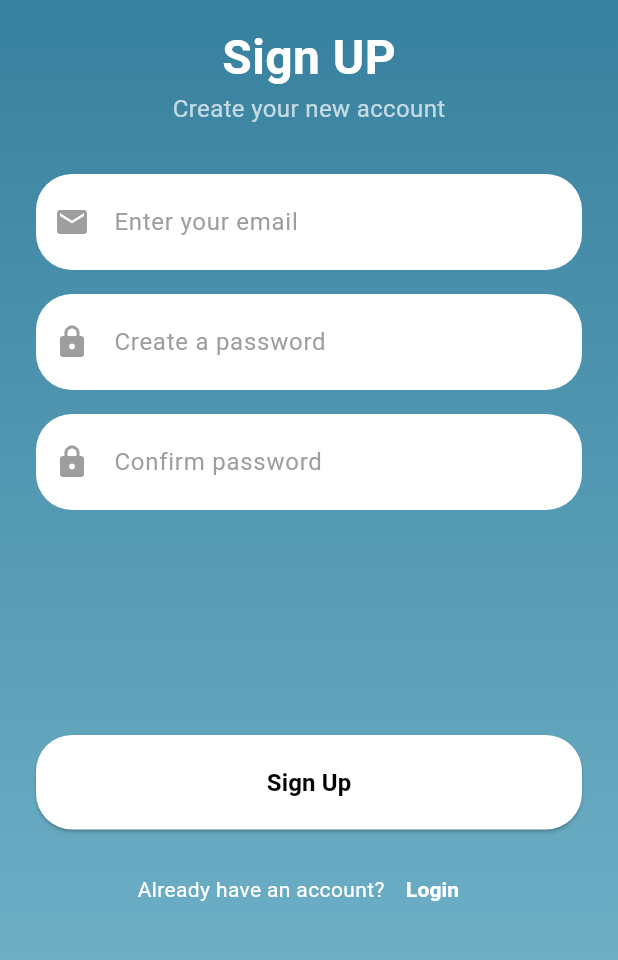
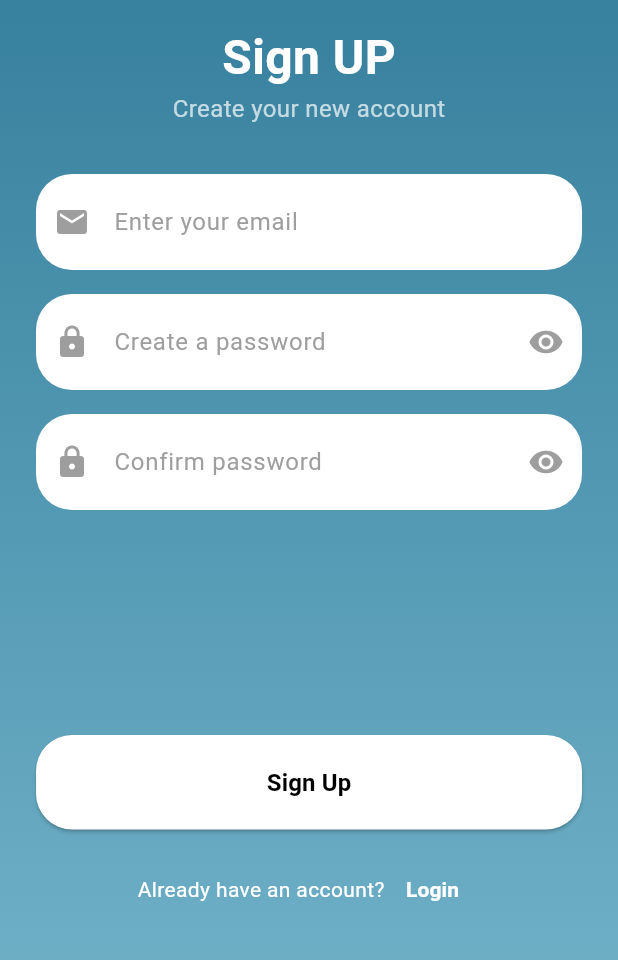
Before and after one commit to putritheresia21/gluco-track, a Flutter app: the RegisterPage screen opened directly, on a phone screen of 412 x 824 dp, the part 204-1164 px from its top. Run offline on Flutter 3.47's test engine with Material 3 defaults, Android fonts, the light colour scheme and no system bars; our stand-ins replace cloud_firestore, firebase_auth, firebase_core, fl_chart, flutter_dotenv, shared_preferences and 1 more; accounts and stored records are empty; project files that could hold a hidden picture were left out.

Commit message:
register revise - reuseable field

```diff
--- a/lib/pages/register_page.dart
+++ b/lib/pages/register_page.dart
@@ -1,4 +1,5 @@
 import 'package:flutter/material.dart';
+import 'package:glucotrack_app/Widget/custom_input_field.dart';
 import 'package:glucotrack_app/pages/home_page.dart';
 import '../services/Auth_service.dart';
 import 'profile_page.dart';
@@ -28,9 +29,9 @@ class RegisterPageState extends State<RegisterPage> {
     final passConfirm = passwordConfirmController.text;
 
     //validasi email dulu, jangan sampe kosong. awas aja sampe kosonggg
-    if (email.isEmpty){
-      ScaffoldMessenger.of(context).showSnackBar(
-          SnackBar(content: Text("Email tidak boleh kosong")));
+    if (email.isEmpty) {
+      ScaffoldMessenger.of(context)
+          .showSnackBar(SnackBar(content: Text("Email tidak boleh kosong")));
       return;
     }
     //validasi konfirmasi pasword
@@ -54,11 +55,10 @@ class RegisterPageState extends State<RegisterPage> {
         final displayName = response.user!.email?.split('@').first ?? 'User';
 
         Navigator.pushReplacement(
-          context,
-          MaterialPageRoute(
-          builder: (context) => HomePage(),
-        )
-        );
+            context,
+            MaterialPageRoute(
+              builder: (context) => HomePage(),
+            ));
       }
     } catch (e) {
       ScaffoldMessenger.of(context).showSnackBar(
@@ -115,30 +115,30 @@ class RegisterPageState extends State<RegisterPage> {
                   ),
                   const SizedBox(height: 32),
 
-                  // Email Field
-                  buildInputField(
+                  CustomInputField(
                     icon: Icons.email,
                     hint: "Enter your email",
-                    contoller: emailController,
+                    controller: emailController,
                     obscureText: false,
+                    borderRadius: 24,
                   ),
                   const SizedBox(height: 16),
 
-                  // Password Field
-                  buildInputField(
+                  CustomInputField(
                     icon: Icons.lock,
                     hint: "Create a password",
-                    contoller: passwordController,
+                    controller: passwordController,
                     obscureText: true,
+                    borderRadius: 24,
                   ),
                   const SizedBox(height: 16),
 
-                  // Confirm Password Field
-                  buildInputField(
+                  CustomInputField(
                     icon: Icons.lock,
                     hint: "Confirm password",
-                    contoller: passwordConfirmController,
+                    controller: passwordConfirmController,
                     obscureText: true,
+                    borderRadius: 24,
                   ),
                   const SizedBox(height: 150),
 
@@ -198,29 +198,3 @@ class RegisterPageState extends State<RegisterPage> {
     );
   }
 }
-
-Widget buildInputField({
-  required IconData icon,
-  required String hint,
-  required TextEditingController contoller,
-  required bool obscureText,
-}) {
-  return Container(
-    decoration: BoxDecoration(
-      color: Colors.white,
-      borderRadius: BorderRadius.circular(24),
-    ),
-    child: TextField(
-      controller: contoller,
-      obscureText: obscureText,
-      style: const TextStyle(color: Colors.black),
-      decoration: InputDecoration(
-        prefixIcon: Icon(icon, color: Colors.grey),
-        hintText: hint,
-        hintStyle: const TextStyle(color: Colors.grey),
-        border: InputBorder.none,
-        contentPadding: const EdgeInsets.symmetric(vertical: 20),
-      ),
-    ),
-  );
-}
```
